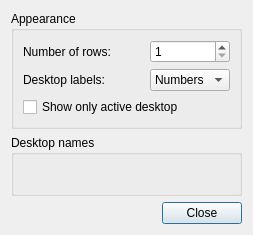
First picture: the form in plugin-desktopswitch/desktopswitchconfiguration.ui, repository lxqt/lxqt-panel, before the edit.
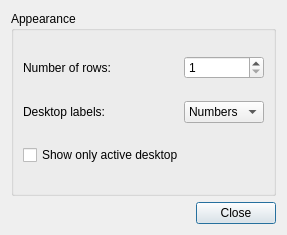
Second picture: the form after the edit.

Commit message: Removed GUI for desktop names

What changed in the file:
```diff
--- a/plugin-desktopswitch/desktopswitchconfiguration.ui
+++ b/plugin-desktopswitch/desktopswitchconfiguration.ui
@@ -6,7 +6,7 @@
    <rect>
     <x>0</x>
     <y>0</y>
-    <width>253</width>
+    <width>287</width>
     <height>235</height>
    </rect>
   </property>
@@ -79,14 +79,6 @@
      </layout>
     </widget>
    </item>
-   <item>
-    <widget class="QGroupBox" name="namesGroupBox">
-     <property name="title">
-      <string>Desktop names</string>
-     </property>
-     <layout class="QFormLayout" name="formLayout"/>
-    </widget>
-   </item>
    <item>
     <widget class="QDialogButtonBox" name="buttons">
      <property name="orientation">
```
Left out of the diff: 4 changed lines with no effect on the pictures. The commit also changes 2 other files.
